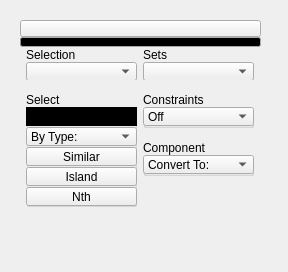
This is ui/1_base_menus/2_sub_menus/3_main_menus/selection.ui in m3trik/Scripts_portable as Qt 5 draws it before an edit. The edited form follows.
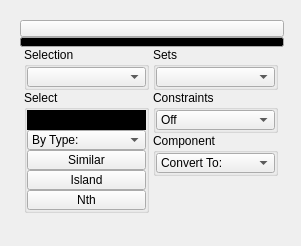
This is the edited form. Custom widgets are drawn as their Qt base class.

What changed in the file:
```diff
--- a/ui/1_base_menus/2_sub_menus/3_main_menus/selection.ui
+++ b/ui/1_base_menus/2_sub_menus/3_main_menus/selection.ui
@@ -9,8 +9,8 @@
    <rect>
     <x>0</x>
     <y>0</y>
-    <width>288</width>
-    <height>272</height>
+    <width>301</width>
+    <height>246</height>
    </rect>
   </property>
   <property name="minimumSize">
@@ -161,8 +161,8 @@
      <rect>
       <x>20</x>
       <y>20</y>
-      <width>241</width>
-      <height>227</height>
+      <width>264</width>
+      <height>206</height>
      </rect>
     </property>
     <layout class="QGridLayout" name="gridLayout_2">
@@ -174,44 +174,53 @@
        <item>
         <layout class="QVBoxLayout" name="verticalLayout">
          <property name="spacing">
-          <number>12</number>
+          <number>0</number>
          </property>
          <item>
           <widget class="QGroupBox" name="groupBox_7">
            <property name="minimumSize">
             <size>
-             <width>111</width>
-             <height>33</height>
+             <width>125</width>
+             <height>0</height>
             </size>
            </property>
            <property name="maximumSize">
             <size>
-             <width>111</width>
-             <height>51</height>
+             <width>125</width>
+             <height>999</height>
             </size>
            </property>
            <property name="title">
             <string>Selection</string>
            </property>
+           <layout class="QVBoxLayout" name="verticalLayout_3">
+            <property name="spacing">
+             <number>0</number>
+            </property>
+            <property name="leftMargin">
+             <number>0</number>
+            </property>
+            <property name="topMargin">
+             <number>0</number>
+            </property>
+            <property name="rightMargin">
+             <number>0</number>
+            </property>
+            <property name="bottomMargin">
+             <number>0</number>
+            </property>
+            <item>
            <widget class="QComboBox_" name="cmb006">
-            <property name="geometry">
-             <rect>
-              <x>0</x>
-              <y>15</y>
-              <width>111</width>
-              <height>19</height>
-             </rect>
-            </property>
             <property name="minimumSize">
              <size>
-              <width>111</width>
-              <height>0</height>
+                <width>0</width>
+                <height>20</height>
              </size>
             </property>
             <property name="maximumSize">
              <size>
-              <width>111</width>
-              <height>19</height>
+                <width>999</width>
+                <height>20</height>
              </size>
             </property>
             <property name="toolTip">
@@ -227,95 +236,56 @@
              <enum>QComboBox::AdjustToContents</enum>
             </property>
            </widget>
+            </item>
+           </layout>
           </widget>
          </item>
          <item>
           <widget class="QGroupBox" name="groupBox_5">
            <property name="minimumSize">
             <size>
-             <width>0</width>
-             <height>115</height>
+             <width>125</width>
+             <height>0</height>
             </size>
            </property>
            <property name="maximumSize">
             <size>
-             <width>111</width>
-             <height>129</height>
+             <width>125</width>
+             <height>999</height>
             </size>
            </property>
            <property name="title">
             <string>Select</string>
            </property>
-           <widget class="QToolButton_" name="tb001">
-            <property name="enabled">
-             <bool>true</bool>
+           <layout class="QVBoxLayout" name="verticalLayout_4">
+            <property name="spacing">
+             <number>0</number>
             </property>
-            <property name="geometry">
-             <rect>
-              <x>0</x>
-              <y>55</y>
-              <width>111</width>
-              <height>19</height>
-             </rect>
+            <property name="leftMargin">
+             <number>0</number>
             </property>
-            <property name="maximumSize">
-             <size>
-              <width>111</width>
-              <height>19</height>
-             </size>
+            <property name="topMargin">
+             <number>0</number>
             </property>
-            <property name="toolTip">
-             <string>Select similar objects or components, depending on selection mode.</string>
+            <property name="rightMargin">
+             <number>0</number>
             </property>
-            <property name="text">
-             <string>Similar</string>
+            <property name="bottomMargin">
+             <number>0</number>
             </property>
-            <property name="iconSize">
-             <size>
-              <width>18</width>
-              <height>18</height>
-             </size>
-            </property>
-           </widget>
-           <widget class="QToolButton_" name="tb002">
-            <property name="enabled">
-             <bool>true</bool>
-            </property>
-            <property name="geometry">
-             <rect>
-              <x>0</x>
-              <y>75</y>
-              <width>111</width>
-              <height>19</height>
-             </rect>
-            </property>
-            <property name="maximumSize">
-             <size>
-              <width>111</width>
-              <height>19</height>
-             </size>
-            </property>
-            <property name="toolTip">
-             <string>Select Island: Select contiguous faces within a normal range</string>
-            </property>
-            <property name="text">
-             <string>Island</string>
-            </property>
-            <property name="iconSize">
-             <size>
-              <width>18</width>
-              <height>18</height>
-             </size>
-            </property>
-           </widget>
+            <item>
            <widget class="QLineEdit" name="txt001">
-            <property name="geometry">
-             <rect>
-              <x>0</x>
-              <y>15</y>
-              <width>111</width>
-              <height>19</height>
-             </rect>
+              <property name="minimumSize">
+               <size>
+                <width>0</width>
+                <height>20</height>
+               </size>
+              </property>
+              <property name="maximumSize">
+               <size>
+                <width>999</width>
+                <height>20</height>
+               </size>
             </property>
             <property name="toolTip">
              <string>&lt;html&gt;&lt;head/&gt;&lt;body&gt;&lt;p&gt;Select all by name.&lt;br&gt;&lt;br/&gt;&lt;span style=&quot; text-decoration: underline;&quot;&gt;Wildcards:&lt;/span&gt;&lt;br&gt;&lt;span style=&quot; font-weight:600;&quot;&gt;Startswith&lt;/span&gt;*&lt;br&gt;*&lt;span style=&quot; font-weight:600;&quot;&gt;Endswith&lt;/span&gt;&lt;br&gt;*&lt;span style=&quot; font-weight:600;&quot;&gt;contains&lt;/span&gt;*&lt;/p&gt;&lt;/body&gt;&lt;/html&gt;</string>
@@ -330,25 +300,19 @@
              <string>By Name:</string>
             </property>
            </widget>
+            </item>
+            <item>
            <widget class="QComboBox_" name="cmb002">
-            <property name="geometry">
-             <rect>
-              <x>0</x>
-              <y>35</y>
-              <width>111</width>
-              <height>19</height>
-             </rect>
-            </property>
             <property name="minimumSize">
              <size>
-              <width>111</width>
-              <height>0</height>
+                <width>0</width>
+                <height>20</height>
              </size>
             </property>
             <property name="maximumSize">
              <size>
-              <width>111</width>
-              <height>19</height>
+                <width>999</width>
+                <height>20</height>
              </size>
             </property>
             <property name="toolTip">
@@ -369,22 +333,84 @@
              </property>
             </item>
            </widget>
+            </item>
+            <item>
+             <widget class="QToolButton_" name="tb001">
+              <property name="enabled">
+               <bool>true</bool>
+              </property>
+              <property name="minimumSize">
+               <size>
+                <width>0</width>
+                <height>20</height>
+               </size>
+              </property>
+              <property name="maximumSize">
+               <size>
+                <width>999</width>
+                <height>20</height>
+               </size>
+              </property>
+              <property name="toolTip">
+               <string>Select similar objects or components, depending on selection mode.</string>
+              </property>
+              <property name="text">
+               <string>Similar</string>
+              </property>
+              <property name="iconSize">
+               <size>
+                <width>18</width>
+                <height>18</height>
+               </size>
+              </property>
+             </widget>
+            </item>
+            <item>
+             <widget class="QToolButton_" name="tb002">
+              <property name="enabled">
+               <bool>true</bool>
+              </property>
+              <property name="minimumSize">
+               <size>
+                <width>0</width>
+                <height>20</height>
+               </size>
+              </property>
+              <property name="maximumSize">
+               <size>
+                <width>999</width>
+                <height>20</height>
+               </size>
+              </property>
+              <property name="toolTip">
+               <string>Select Island: Select contiguous faces within a normal range</string>
+              </property>
+              <property name="text">
+               <string>Island</string>
+              </property>
+              <property name="iconSize">
+               <size>
+                <width>18</width>
+                <height>18</height>
+               </size>
+              </property>
+             </widget>
+            </item>
+            <item>
            <widget class="QToolButton_" name="tb000">
             <property name="enabled">
              <bool>true</bool>
             </property>
-            <property name="geometry">
-             <rect>
-              <x>0</x>
-              <y>95</y>
-              <width>111</width>
-              <height>19</height>
-             </rect>
+              <property name="minimumSize">
+               <size>
+                <width>0</width>
+                <height>20</height>
+               </size>
             </property>
             <property name="maximumSize">
              <size>
-              <width>120</width>
-              <height>19</height>
+                <width>999</width>
+                <height>20</height>
              </size>
             </property>
             <property name="toolTip">
@@ -400,6 +426,8 @@
              </size>
             </property>
            </widget>
+            </item>
+           </layout>
            <zorder>txt001</zorder>
            <zorder>tb001</zorder>
            <zorder>tb002</zorder>
@@ -414,8 +442,8 @@
            </property>
            <property name="sizeHint" stdset="0">
             <size>
-             <width>111</width>
-             <height>17</height>
+             <width>0</width>
+             <height>0</height>
             </size>
            </property>
           </spacer>
@@ -425,44 +453,53 @@
        <item>
         <layout class="QVBoxLayout" name="verticalLayout_2">
          <property name="spacing">
-          <number>12</number>
+          <number>0</number>
          </property>
          <item>
           <widget class="QGroupBox" name="groupBox_4">
            <property name="minimumSize">
             <size>
-             <width>111</width>
-             <height>33</height>
+             <width>125</width>
+             <height>0</height>
             </size>
            </property>
            <property name="maximumSize">
             <size>
-             <width>111</width>
-             <height>51</height>
+             <width>125</width>
+             <height>999</height>
             </size>
            </property>
            <property name="title">
             <string>Sets</string>
            </property>
+           <layout class="QVBoxLayout" name="verticalLayout_5">
+            <property name="spacing">
+             <number>0</number>
+            </property>
+            <property name="leftMargin">
+             <number>0</number>
+            </property>
+            <property name="topMargin">
+             <number>0</number>
+            </property>
+            <property name="rightMargin">
+             <number>0</number>
+            </property>
+            <property name="bottomMargin">
+             <number>0</number>
+            </property>
+            <item>
            <widget class="QComboBox_" name="cmb000">
-            <property name="geometry">
-             <rect>
-              <x>0</x>
-              <y>15</y>
-              <width>111</width>
-              <height>19</height>
-             </rect>
-            </property>
             <property name="minimumSize">
              <size>
-              <width>111</width>
-              <height>0</height>
+                <width>0</width>
+                <height>20</height>
              </size>
             </property>
             <property name="maximumSize">
              <size>
-              <width>111</width>
-              <height>19</height>
+                <width>999</width>
+                <height>20</height>
              </size>
             </property>
             <property name="toolTip">
@@ -478,19 +515,21 @@
              <enum>QComboBox::AdjustToContents</enum>
             </property>
            </widget>
+            </item>
+           </layout>
           </widget>
          </item>
          <item>
           <widget class="QGroupBox" name="groupBox_8">
            <property name="minimumSize">
             <size>
-             <width>111</width>
-             <height>36</height>
+             <width>125</width>
+             <height>0</height>
             </size>
            </property>
            <property name="maximumSize">
             <size>
-             <width>111</width>
+             <width>125</width>
              <height>999</height>
             </size>
            </property>
@@ -500,25 +539,34 @@
            <property name="title">
             <string>Constraints</string>
            </property>
+           <layout class="QVBoxLayout" name="verticalLayout_6">
+            <property name="spacing">
+             <number>0</number>
+            </property>
+            <property name="leftMargin">
+             <number>0</number>
+            </property>
+            <property name="topMargin">
+             <number>0</number>
+            </property>
+            <property name="rightMargin">
+             <number>0</number>
+            </property>
+            <property name="bottomMargin">
+             <number>0</number>
+            </property>
+            <item>
            <widget class="QComboBox_" name="cmb005">
-            <property name="geometry">
-             <rect>
-              <x>0</x>
-              <y>15</y>
-              <width>111</width>
-              <height>19</height>
-             </rect>
-            </property>
             <property name="minimumSize">
              <size>
-              <width>111</width>
-              <height>0</height>
+                <width>0</width>
+                <height>20</height>
              </size>
             </property>
             <property name="maximumSize">
              <size>
-              <width>111</width>
-              <height>19</height>
+                <width>999</width>
+                <height>20</height>
              </size>
             </property>
             <property name="toolTip">
@@ -536,19 +584,21 @@
              </property>
             </item>
            </widget>
+            </item>
+           </layout>
           </widget>
          </item>
          <item>
           <widget class="QGroupBox" name="groupBox_6">
            <property name="minimumSize">
             <size>
-             <width>111</width>
-             <height>36</height>
+             <width>125</width>
+             <height>0</height>
             </size>
            </property>
            <property name="maximumSize">
             <size>
-             <width>111</width>
+             <width>125</width>
              <height>999</height>
             </size>
            </property>
@@ -558,25 +608,34 @@
            <property name="title">
             <string>Component</string>
            </property>
+           <layout class="QVBoxLayout" name="verticalLayout_7">
+            <property name="spacing">
+             <number>0</number>
+            </property>
+            <property name="leftMargin">
+             <number>0</number>
+            </property>
+            <property name="topMargin">
+             <number>0</number>
+            </property>
+            <property name="rightMargin">
+             <number>0</number>
+            </property>
+            <property name="bottomMargin">
+             <number>0</number>
+            </property>
+            <item>
            <widget class="QComboBox_" name="cmb003">
-            <property name="geometry">
-             <rect>
-              <x>0</x>
-              <y>15</y>
-              <width>111</width>
-              <height>19</height>
-             </rect>
-            </property>
             <property name="minimumSize">
              <size>
-              <width>111</width>
-              <height>0</height>
+                <width>0</width>
+                <height>20</height>
              </size>
             </property>
             <property name="maximumSize">
              <size>
-              <width>111</width>
-              <height>19</height>
+                <width>999</width>
+                <height>20</height>
              </size>
             </property>
             <property name="toolTip">
@@ -600,6 +659,8 @@
              </property>
             </item>
            </widget>
+            </item>
+           </layout>
           </widget>
          </item>
          <item>
@@ -609,8 +670,8 @@
            </property>
            <property name="sizeHint" stdset="0">
             <size>
-             <width>20</width>
-             <height>40</height>
+             <width>0</width>
+             <height>0</height>
             </size>
            </property>
           </spacer>
@@ -684,16 +745,16 @@
    <extends>QProgressBar</extends>
    <header>widgets.qprogressbar_.h</header>
   </customwidget>
-  <customwidget>
-   <class>QToolButton_</class>
-   <extends>QToolButton</extends>
-   <header>widgets.qtoolbutton_.h</header>
-  </customwidget>
   <customwidget>
    <class>QComboBox_</class>
    <extends>QComboBox</extends>
    <header>widgets.qcombobox_.h</header>
   </customwidget>
+  <customwidget>
+   <class>QToolButton_</class>
+   <extends>QToolButton</extends>
+   <header>widgets.qtoolbutton_.h</header>
+  </customwidget>
  </customwidgets>
  <resources/>
  <connections/>
```
Lines whose indentation alone changed are shown as unchanged.
